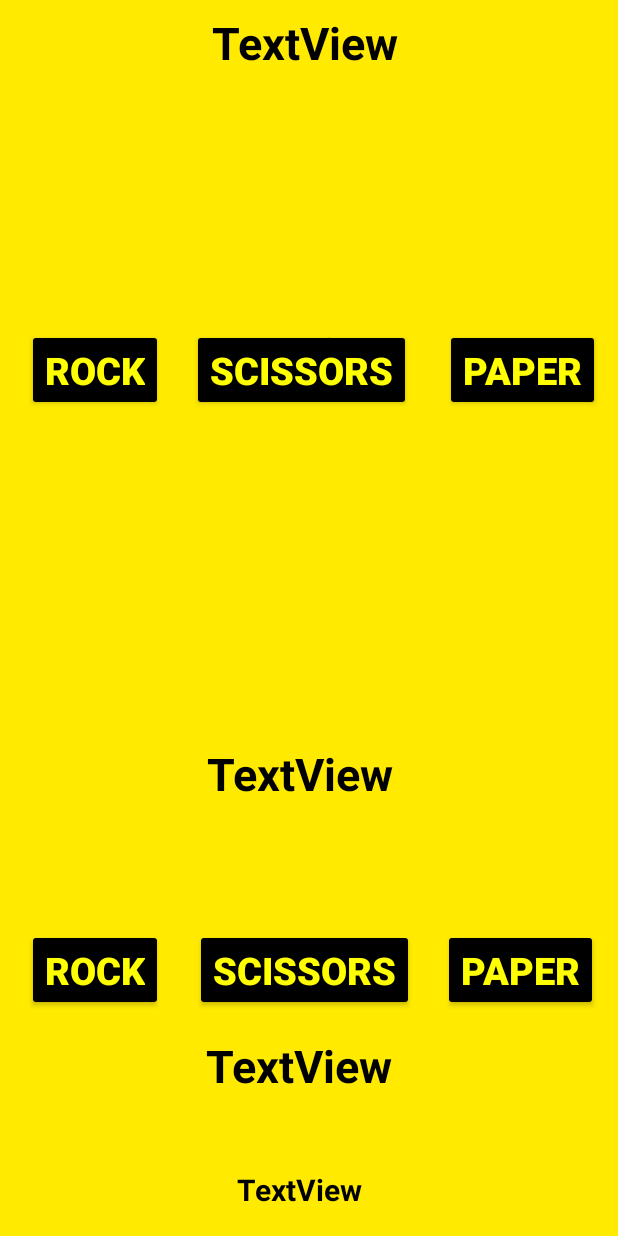
After one commit to abirftw/RockPaperScissors, an Android app: the GameView screen opened directly, with no data from a screen before it, on a phone screen of 412 x 824 dp. The commit adds this screen. Run offline under Robolectric (Android 15) with nearby library versions, the phone set to English and light mode, and no system bars.

Commit message:
Button function to GameView

```diff
--- a/app/src/main/AndroidManifest.xml
+++ b/app/src/main/AndroidManifest.xml
@@ -12,5 +12,9 @@
             <intent-filter>
                 <action android:name="android.intent.action.MAIN" /> <category android:name="android.intent.category.LAUNCHER" /> </intent-filter>
         </activity>
+        <activity android:name=".GameView">
+            <intent-filter>
+                <action android:name="com.example.rockpaperscissors.GameView" /> <category android:name="android.intent.category.DEFAULT" /> </intent-filter>
+        </activity>
     </application>
 </manifest>
--- /dev/null
+++ b/app/src/main/java/com/example/rockpaperscissors/GameView.java
@@ -0,0 +1,19 @@
+package com.example.rockpaperscissors;
+
+import android.app.Activity;
+import android.os.Bundle;
+import android.view.View;
+import android.widget.Button;
+import android.widget.TextView;
+
+import com.example.rockpaperscissors.R;
+
+public class GameView extends Activity {
+    @Override
+    public void onCreate(Bundle savedInstance){
+        super.onCreate(savedInstance);
+        setContentView(R.layout.game_view);
+        int x = getIntent().getIntExtra("str", 0);
+        System.out.println(x);
+    }
+}
--- a/app/src/main/java/com/example/rockpaperscissors/MainActivity.java
+++ b/app/src/main/java/com/example/rockpaperscissors/MainActivity.java
@@ -1,14 +1,39 @@
 package com.example.rockpaperscissors;
 
+import android.app.Activity;
+import android.content.Intent;
 import android.os.Bundle;
+import android.view.View;
 import android.view.Window;
+import android.widget.Button;
 
+import androidx.annotation.IdRes;
 import androidx.appcompat.app.AppCompatActivity;
 
 public class MainActivity extends AppCompatActivity {
+    int isComp = 0;
     @Override
     protected void onCreate(Bundle savedInstance){
         super.onCreate(savedInstance);
         setContentView(R.layout.main_activity);
+       final Button player = (Button) findViewById(R.id.button_player);
+       final Button comp = (Button) findViewById(R.id.button_comp);
+        player.setOnClickListener(new View.OnClickListener() {
+            public void onClick(View v) {
+                Intent i = new Intent("com.example.rockpaperscissors.GameView");
+                isComp = 0;
+                i.putExtra("str", isComp);
+                startActivityForResult(i, 0);
+            }
+        });
+        comp.setOnClickListener(new View.OnClickListener() {
+            public void onClick(View v) {
+                Intent i = new Intent("com.example.rockpaperscissors.GameView");
+                isComp = 1;
+                i.putExtra("str", isComp);
+                startActivityForResult(i, 1);
+            }
+        });
     }
+
 }
--- /dev/null
+++ b/app/src/main/res/layout/game_view.xml
@@ -0,0 +1,160 @@
+<?xml version="1.0" encoding="utf-8"?>
+<RelativeLayout xmlns:android="http://schemas.android.com/apk/res/android"
+    android:layout_width="match_parent" android:layout_height="match_parent"
+    android:background="@color/game_background">
+
+    <TextView
+        android:id="@+id/p1"
+        android:layout_width="wrap_content"
+        android:layout_height="wrap_content"
+        android:layout_alignParentTop="true"
+        android:layout_alignParentEnd="true"
+        android:layout_marginTop="8dp"
+        android:layout_marginEnd="146dp"
+        android:text="TextView"
+        android:textColor="@android:color/black"
+        android:textSize="30sp"
+        android:textStyle="bold" />
+
+    <androidx.appcompat.widget.AppCompatButton
+        android:id="@+id/p1_rock"
+        android:layout_width="wrap_content"
+        android:layout_height="wrap_content"
+        android:layout_alignParentEnd="true"
+        android:layout_alignParentBottom="true"
+        android:layout_marginEnd="303dp"
+        android:layout_marginBottom="550dp"
+        android:backgroundTint="@android:color/black"
+        android:onClick="onClick"
+        android:text="@string/rock"
+        android:textColor="@color/background"
+        android:textSize="25sp"
+        android:textStyle="bold" />
+
+    <androidx.appcompat.widget.AppCompatButton
+        android:id="@+id/p1_paper"
+        android:layout_width="wrap_content"
+        android:layout_height="wrap_content"
+        android:layout_alignParentEnd="true"
+        android:layout_alignParentBottom="true"
+        android:layout_marginEnd="12dp"
+        android:layout_marginBottom="550dp"
+        android:backgroundTint="@android:color/black"
+        android:onClick="onClick"
+        android:text="@string/paper"
+        android:textColor="@color/background"
+        android:textSize="25sp"
+        android:textStyle="bold" />
+
+    <androidx.appcompat.widget.AppCompatButton
+        android:id="@+id/p1_scissors"
+        android:layout_width="wrap_content"
+        android:layout_height="wrap_content"
+        android:layout_alignParentEnd="true"
+        android:layout_alignParentBottom="true"
+        android:layout_marginEnd="138dp"
+        android:layout_marginBottom="550dp"
+        android:backgroundTint="@android:color/black"
+        android:onClick="onClick"
+        android:text="@string/scissors"
+        android:textColor="@color/background"
+        android:textSize="25sp"
+        android:textStyle="bold" />
+
+    <androidx.appcompat.widget.AppCompatButton
+        android:id="@+id/p2_rock"
+        android:layout_width="wrap_content"
+        android:layout_height="wrap_content"
+        android:layout_alignParentEnd="true"
+        android:layout_alignParentBottom="true"
+        android:layout_marginEnd="303dp"
+        android:layout_marginBottom="150dp"
+        android:backgroundTint="@android:color/black"
+        android:onClick="onClick"
+        android:text="@string/rock"
+        android:textColor="@color/background"
+        android:textSize="25sp"
+        android:textStyle="bold" />
+
+    <androidx.appcompat.widget.AppCompatButton
+        android:id="@+id/p2_scissors"
+        android:layout_width="wrap_content"
+        android:layout_height="wrap_content"
+        android:layout_alignParentEnd="true"
+        android:layout_alignParentBottom="true"
+        android:layout_marginEnd="136dp"
+        android:layout_marginBottom="150dp"
+        android:backgroundTint="@android:color/black"
+        android:onClick="onClick"
+        android:text="@string/scissors"
+        android:textColor="@color/background"
+        android:textSize="25sp"
+        android:textStyle="bold" />
+
+    <androidx.appcompat.widget.AppCompatButton
+        android:id="@+id/p2_paper"
+        android:layout_width="wrap_content"
+        android:layout_height="wrap_content"
+        android:layout_alignParentEnd="true"
+        android:layout_alignParentBottom="true"
+        android:layout_marginEnd="13dp"
+        android:layout_marginBottom="150dp"
+        android:backgroundTint="@android:color/black"
+        android:onClick="onClick"
+        android:text="@string/paper"
+        android:textColor="@color/background"
+        android:textSize="25sp"
+        android:textStyle="bold" />
+
+    <TextView
+        android:id="@+id/p2"
+        android:layout_width="wrap_content"
+        android:layout_height="wrap_content"
+        android:layout_alignParentStart="true"
+        android:layout_alignParentBottom="true"
+        android:layout_marginStart="137dp"
+        android:layout_marginBottom="93dp"
+        android:text="TextView"
+        android:textColor="@android:color/black"
+        android:textSize="30sp"
+        android:textStyle="bold" />
+
+    <TextView
+        android:id="@+id/op1"
+        android:layout_width="wrap_content"
+        android:layout_height="wrap_content"
+        android:layout_alignParentStart="true"
+        android:layout_alignParentTop="true"
+        android:layout_marginStart="137dp"
+        android:layout_marginTop="215dp"
+        android:text="TextView"
+        android:textColor="@android:color/black"
+        android:textSize="30sp"
+        android:textStyle="bold" />
+
+    <TextView
+        android:id="@+id/op2"
+        android:layout_width="wrap_content"
+        android:layout_height="wrap_content"
+        android:layout_alignParentStart="true"
+        android:layout_alignParentBottom="true"
+        android:layout_marginStart="138dp"
+        android:layout_marginBottom="288dp"
+        android:text="TextView"
+        android:textColor="@android:color/black"
+        android:textSize="30sp"
+        android:textStyle="bold" />
+
+    <TextView
+        android:id="@+id/result"
+        android:layout_width="wrap_content"
+        android:layout_height="wrap_content"
+        android:layout_alignParentStart="true"
+        android:layout_alignParentBottom="true"
+        android:layout_marginStart="158dp"
+        android:layout_marginBottom="17dp"
+        android:text="TextView"
+        android:textColor="@android:color/black"
+        android:textSize="20sp"
+        android:textStyle="bold" />
+</RelativeLayout>
--- a/app/src/main/res/layout/main_activity.xml
+++ b/app/src/main/res/layout/main_activity.xml
@@ -5,7 +5,6 @@
     android:background="@color/background">
 
     <ImageView
-        android:contentDescription="@string/app_name"
         android:id="@+id/imageView"
         android:layout_width="match_parent"
         android:layout_height="211dp"
@@ -13,6 +12,7 @@
         android:layout_alignParentTop="true"
         android:layout_marginStart="3dp"
         android:layout_marginTop="4dp"
+        android:contentDescription="@string/app_name"
         app:srcCompat="@drawable/rps_banner" />
 
     <TextView
@@ -40,6 +40,7 @@
         android:textColor="@color/background"
         android:textSize="30sp"
         android:textStyle="bold"
+        android:onClick="onClick"
         app:backgroundTint="@android:color/black" />
 
     <androidx.appcompat.widget.AppCompatButton
@@ -52,6 +53,7 @@
         android:layout_marginBottom="118dp"
         android:text="@string/player"
         android:textColor="@color/background"
+        android:onClick="onClick"
         android:textSize="30sp"
         android:textStyle="bold"
         app:backgroundTint="@android:color/black" />
--- a/app/src/main/res/values/colors.xml
+++ b/app/src/main/res/values/colors.xml
@@ -4,4 +4,5 @@
     <color name="colorPrimaryDark">#000012</color>
     <color name="colorAccent">#D81B60</color>
     <color name="background">#ffff00</color>
+    <color name="game_background">#FFEA00</color>
 </resources>
--- a/app/src/main/res/values/strings.xml
+++ b/app/src/main/res/values/strings.xml
@@ -1,6 +1,9 @@
 <resources>
     <string name="app_name">Rock Paper Scissors</string>
-    <string name="player">Player</string>
-    <string name="comp">Computer</string>
+    <string name="player">PLAYER</string>
+    <string name="comp">COMPUTER</string>
     <string name="vs">VS</string>
+    <string name="rock">ROCK</string>
+    <string name="paper">PAPER</string>
+    <string name="scissors">SCISSORS</string>
 </resources>
```
